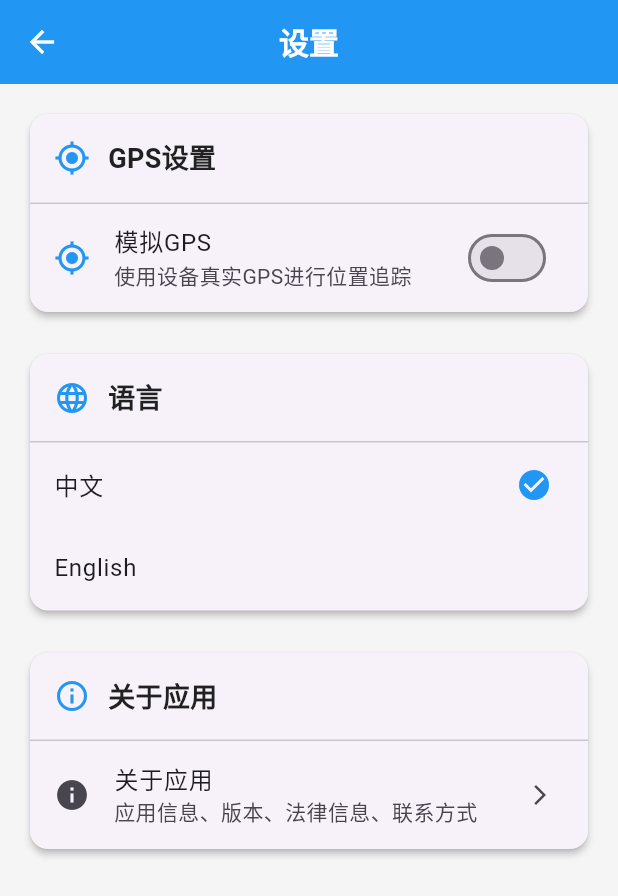
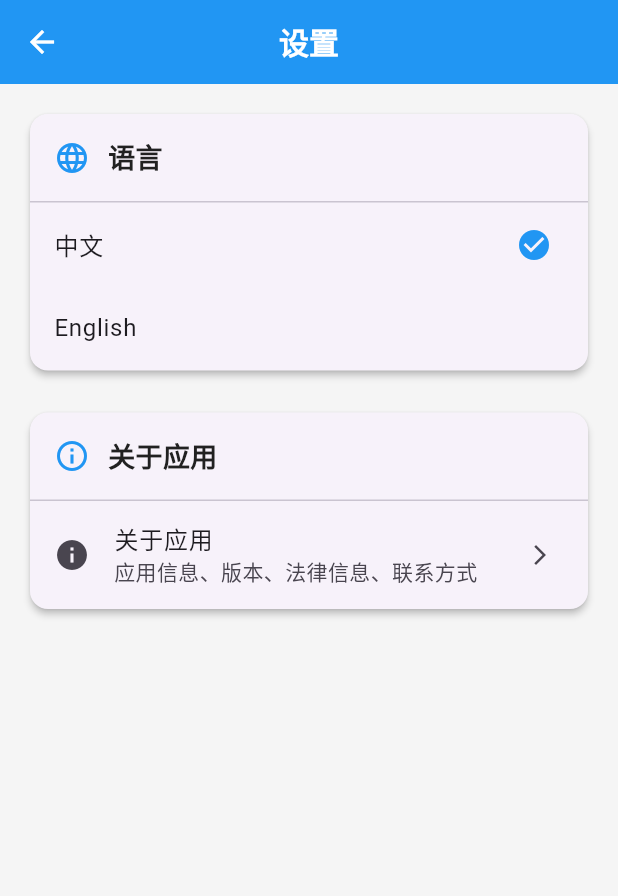
Before and after one commit to kreviazuk/flutter, a Flutter app: the SettingsScreen screen opened directly, on a phone screen of 412 x 824 dp. Shown: the top 896 px of the screen. Run offline on Flutter 3.47's test engine with Material 3 defaults, Android fonts, the phone set to English and light mode, and no system bars; our stand-ins replace geolocator, google_maps_flutter, image_picker, package_info_plus, permission_handler, shared_preferences; missing offline and left inert: gal; accounts and stored records are empty.

Commit message:
更新版本号至1.0.9+10，移除GPS设置服务及相关逻辑，优化设置界面，调整本地化文本以反映最新变化。

```diff
--- a/lib/core/services/gps_settings_service.dart
+++ /dev/null
@@ -1,27 +0,0 @@
-import 'package:shared_preferences/shared_preferences.dart';
-
-/// GPS设置服务
-class GpsSettingsService {
-  static const String _simulateGpsKey = 'simulate_gps';
-
-  /// 获取是否启用GPS模拟
-  static Future<bool> getSimulateGpsEnabled() async {
-    try {
-      final prefs = await SharedPreferences.getInstance();
-      return prefs.getBool(_simulateGpsKey) ?? false; // 默认不启用模拟
-    } catch (e) {
-      print('获取GPS模拟设置失败: $e');
-      return false;
-    }
-  }
-
-  /// 设置是否启用GPS模拟
-  static Future<void> setSimulateGpsEnabled(bool enabled) async {
-    try {
-      final prefs = await SharedPreferences.getInstance();
-      await prefs.setBool(_simulateGpsKey, enabled);
-    } catch (e) {
-      print('保存GPS模拟设置失败: $e');
-    }
-  }
-}
--- a/lib/core/services/route_image_service.dart
+++ b/lib/core/services/route_image_service.dart
@@ -18,7 +18,6 @@ class RouteImageService {
     required int elapsedTime,
     required double averageSpeed,
     required int calories,
-    required bool isSimulated,
     GoogleMapController? mapController,
   }) async {
     try {
@@ -34,7 +33,6 @@ class RouteImageService {
         elapsedTime: elapsedTime,
         averageSpeed: averageSpeed,
         calories: calories,
-        isSimulated: isSimulated,
         mapController: mapController,
       );
 
@@ -316,7 +314,6 @@ class RouteImageService {
     required int elapsedTime,
     required double averageSpeed,
     required int calories,
-    required bool isSimulated,
     GoogleMapController? mapController,
   }) async {
     const double imageWidth = 800;
--- a/lib/l10n/app_en.arb
+++ b/lib/l10n/app_en.arb
@@ -175,8 +175,7 @@
   "languageSwitchFailed": "Language switch failed: {error}",
 
   "gpsSettings": "GPS Settings",
-  "simulateGps": "Simulate GPS",
-  "simulateGpsDescription": "Enable to use simulated GPS data for running tests",
+
   "realGps": "Real GPS",
   "realGpsDescription": "Use device's real GPS for location tracking",
   "@languageSwitchFailed": {
@@ -208,7 +207,7 @@
   "averageSpeed": "Average Speed",
   "caloriesBurned": "Calories Burned",
   "realDataNote": "📱 Using real GPS to track your running route",
-  "simulatedDataNote": "📱 This is simulated GPS data for testing purposes",
+
   "startRealRun": "Start Running",
   "continueText": "Continue",
   "calories": "Calories",
--- a/lib/l10n/app_localizations.dart
+++ b/lib/l10n/app_localizations.dart
@@ -791,18 +791,6 @@ abstract class AppLocalizations {
   /// **'GPS Settings'**
   String get gpsSettings;
 
-  /// No description provided for @simulateGps.
-  ///
-  /// In en, this message translates to:
-  /// **'Simulate GPS'**
-  String get simulateGps;
-
-  /// No description provided for @simulateGpsDescription.
-  ///
-  /// In en, this message translates to:
-  /// **'Enable to use simulated GPS data for running tests'**
-  String get simulateGpsDescription;
-
   /// No description provided for @realGps.
   ///
   /// In en, this message translates to:
@@ -922,12 +910,6 @@ abstract class AppLocalizations {
   /// In en, this message translates to:
   /// **'📱 Using real GPS to track your running route'**
   String get realDataNote;
-
-  /// No description provided for @simulatedDataNote.
-  ///
-  /// In en, this message translates to:
-  /// **'📱 This is simulated GPS data for testing purposes'**
-  String get simulatedDataNote;
 
   /// No description provided for @startRealRun.
   ///
--- a/lib/l10n/app_localizations_en.dart
+++ b/lib/l10n/app_localizations_en.dart
@@ -371,12 +371,6 @@ class AppLocalizationsEn extends AppLocalizations {
   String get gpsSettings => 'GPS Settings';
 
   @override
-  String get simulateGps => 'Simulate GPS';
-
-  @override
-  String get simulateGpsDescription => 'Enable to use simulated GPS data for running tests';
-
-  @override
   String get realGps => 'Real GPS';
 
   @override
@@ -441,9 +435,6 @@ class AppLocalizationsEn extends AppLocalizations {
 
   @override
   String get realDataNote => '📱 Using real GPS to track your running route';
-
-  @override
-  String get simulatedDataNote => '📱 This is simulated GPS data for testing purposes';
 
   @override
   String get startRealRun => 'Start Running';
--- a/lib/l10n/app_localizations_zh.dart
+++ b/lib/l10n/app_localizations_zh.dart
@@ -371,12 +371,6 @@ class AppLocalizationsZh extends AppLocalizations {
   String get gpsSettings => 'GPS设置';
 
   @override
-  String get simulateGps => '模拟GPS';
-
-  @override
-  String get simulateGpsDescription => '启用后将使用模拟GPS数据进行跑步测试';
-
-  @override
   String get realGps => '真实GPS';
 
   @override
@@ -441,9 +435,6 @@ class AppLocalizationsZh extends AppLocalizations {
 
   @override
   String get realDataNote => '📱 使用真实GPS追踪您的跑步路线';
-
-  @override
-  String get simulatedDataNote => '📱 这是模拟GPS数据，用于测试功能';
 
   @override
   String get startRealRun => '开始跑步';
--- a/lib/l10n/app_zh.arb
+++ b/lib/l10n/app_zh.arb
@@ -130,8 +130,7 @@
   "languageSwitchFailed": "语言切换失败: {error}",
 
   "gpsSettings": "GPS设置",
-  "simulateGps": "模拟GPS",
-  "simulateGpsDescription": "启用后将使用模拟GPS数据进行跑步测试",
+
   "realGps": "真实GPS",
   "realGpsDescription": "使用设备真实GPS进行位置追踪",
 
@@ -156,7 +155,7 @@
   "averageSpeed": "平均速度",
   "caloriesBurned": "消耗卡路里",
   "realDataNote": "📱 使用真实GPS追踪您的跑步路线",
-  "simulatedDataNote": "📱 这是模拟GPS数据，用于测试功能",
+
   "startRealRun": "开始跑步",
   "continueText": "继续",
   "calories": "卡路里",
--- a/lib/presentation/screens/settings_screen.dart
+++ b/lib/presentation/screens/settings_screen.dart
@@ -1,7 +1,7 @@
 import 'package:flutter/material.dart';
 import '../theme/app_colors.dart';
 import '../../core/services/language_service.dart';
-import '../../core/services/gps_settings_service.dart';
+
 import '../../l10n/app_localizations.dart';
 import 'about_screen.dart';
 
@@ -15,22 +15,10 @@ class SettingsScreen extends StatefulWidget {
 
 class _SettingsScreenState extends State<SettingsScreen> {
   final LanguageService _languageService = LanguageService();
-  bool _isSimulateGpsEnabled = false;
-  bool _isLoadingGpsSettings = true;
 
   @override
   void initState() {
     super.initState();
-    _loadGpsSettings();
-  }
-
-  /// 加载GPS设置
-  Future<void> _loadGpsSettings() async {
-    final isEnabled = await GpsSettingsService.getSimulateGpsEnabled();
-    setState(() {
-      _isSimulateGpsEnabled = isEnabled;
-      _isLoadingGpsSettings = false;
-    });
   }
 
   @override
@@ -48,11 +36,6 @@ class _SettingsScreenState extends State<SettingsScreen> {
       body: ListView(
         padding: const EdgeInsets.all(16),
         children: [
-          // GPS设置
-          _buildGpsSection(context, l10n),
-
-          const SizedBox(height: 20),
-
           // 语言设置
           _buildLanguageSection(context, l10n),
 
@@ -63,86 +46,6 @@ class _SettingsScreenState extends State<SettingsScreen> {
         ],
       ),
     );
-  }
-
-  /// 构建GPS设置部分
-  Widget _buildGpsSection(BuildContext context, AppLocalizations l10n) {
-    return Card(
-      elevation: 2,
-      shape: RoundedRectangleBorder(
-        borderRadius: BorderRadius.circular(12),
-      ),
-      child: Column(
-        crossAxisAlignment: CrossAxisAlignment.start,
-        children: [
-          Padding(
-            padding: const EdgeInsets.all(16),
-            child: Row(
-              children: [
-                Icon(
-                  Icons.gps_fixed,
-                  color: AppColors.primary,
-                  size: 24,
-                ),
-                const SizedBox(width: 12),
-                Text(
-                  l10n.gpsSettings,
-                  style: TextStyle(
-                    fontSize: 18,
-                    fontWeight: FontWeight.bold,
-                    color: AppColors.textPrimary,
-                  ),
-                ),
-              ],
-            ),
-          ),
-          const Divider(height: 1),
-
-          // GPS模式切换
-          if (_isLoadingGpsSettings)
-            const Padding(
-              padding: EdgeInsets.all(16),
-              child: Center(child: CircularProgressIndicator()),
-            )
-          else ...[
-            SwitchListTile(
-              title: Text(l10n.simulateGps),
-              subtitle: Text(
-                  _isSimulateGpsEnabled ? l10n.simulateGpsDescription : l10n.realGpsDescription),
-              value: _isSimulateGpsEnabled,
-              onChanged: _toggleGpsMode,
-              activeColor: AppColors.primary,
-              secondary: Icon(
-                _isSimulateGpsEnabled ? Icons.play_circle : Icons.gps_fixed,
-                color: AppColors.primary,
-              ),
-            ),
-          ],
-        ],
-      ),
-    );
-  }
-
-  /// 切换GPS模式
-  Future<void> _toggleGpsMode(bool value) async {
-    setState(() {
-      _isSimulateGpsEnabled = value;
-    });
-
-    await GpsSettingsService.setSimulateGpsEnabled(value);
-
-    if (mounted) {
-      final l10n = AppLocalizations.of(context)!;
-      ScaffoldMessenger.of(context).showSnackBar(
-        SnackBar(
-          content: Text(
-            value ? l10n.simulateGpsDescription : l10n.realGpsDescription,
-          ),
-          backgroundColor: AppColors.success,
-          duration: const Duration(seconds: 2),
-        ),
-      );
-    }
   }
 
   /// 构建语言设置部分
--- a/pubspec.yaml
+++ b/pubspec.yaml
@@ -4,7 +4,7 @@ publish_to: "none"
 
 # Google Play版本配置
 # versionName (1.0.5) + versionCode (6)
-version: 1.0.8+9
+version: 1.0.9+10
 
 environment:
   sdk: ^3.5.4
```
Also changed, not shown: lib/presentation/screens/running_screen_gmaps.dart (+6 -79 lines).
